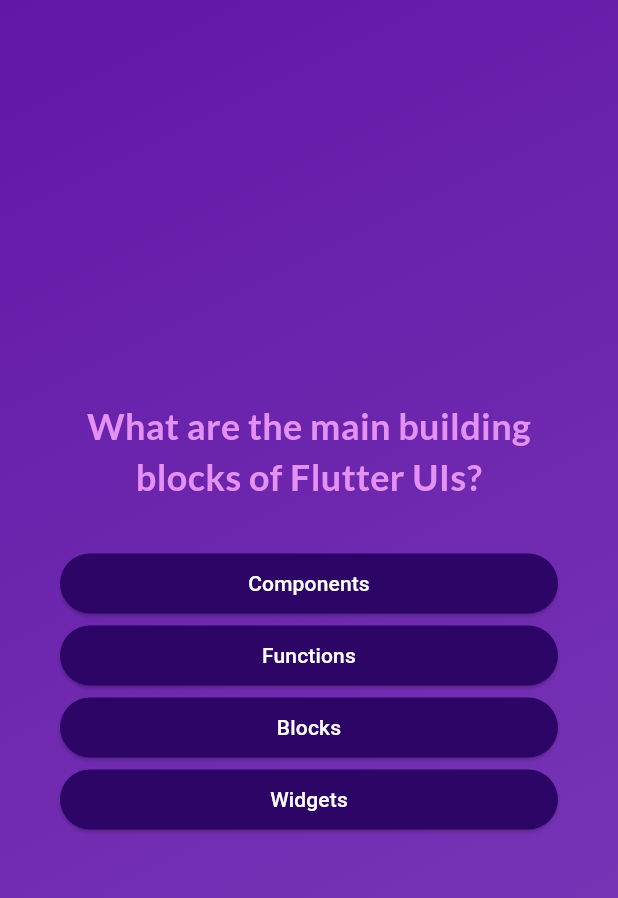
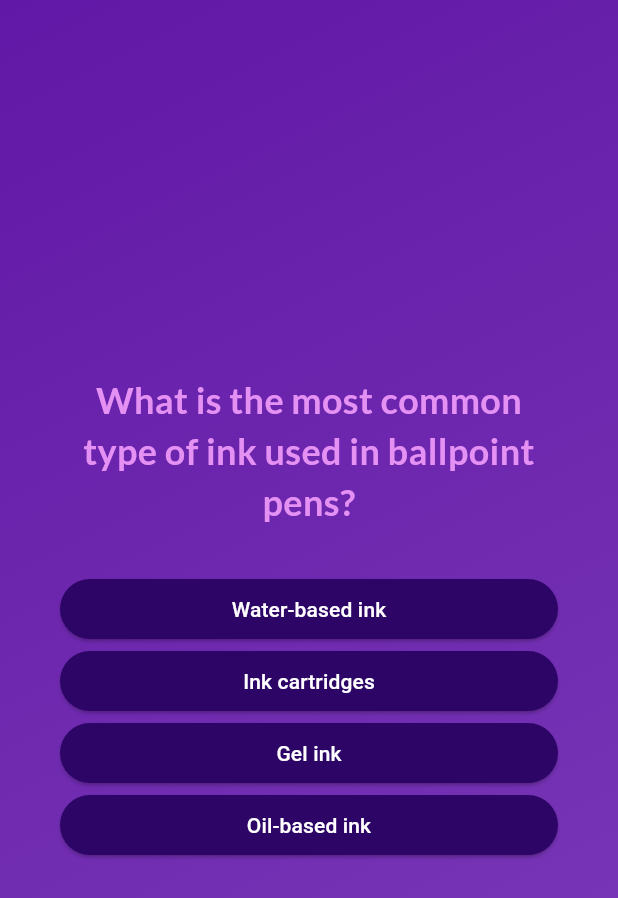
Before and after one commit to cia161/quiz_app, a Flutter app: the screen it shows after launch, after a tap on "Start Quiz", on a phone screen of 412 x 824 dp. Shown: the top 898 px of the screen. Run offline on Flutter 3.47's test engine with Material 3 defaults, Android fonts, the phone set to English and light mode, and no system bars; our stand-ins replace google_fonts.

```diff
--- a/lib/data/questions.dart
+++ b/lib/data/questions.dart
@@ -1,55 +1,59 @@
+
 import 'package:quiz_app/models/quiz_question.dart';
 
 const questions = [
   QuizQuestion(
-    'What are the main building blocks of Flutter UIs?',
+    'What is the most common type of ink used in ballpoint pens?',
     [
-      'Widgets',
-      'Components',
-      'Blocks',
-      'Functions',
-    ],
-  ),
-  QuizQuestion('How are Flutter UIs built?', [
-    'By combining widgets in code',
-    'By combining widgets in a visual editor',
-    'By defining widgets in config files',
-    'By using XCode for iOS and Android Studio for Android',
-  ]),
-  QuizQuestion(
-    'What\'s the purpose of a StatefulWidget?',
-    [
-      'Update UI as data changes',
-      'Update data as UI changes',
-      'Ignore data changes',
-      'Render UI that does not depend on data',
+      'Oil-based ink',
+      'Water-based ink',
+      'Gel ink',
+      'Ink cartridges',
     ],
   ),
   QuizQuestion(
-    'Which widget should you try to use more often: StatelessWidget or StatefulWidget?',
+    'Which part of a pen is responsible for controlling the ink flow?',
     [
-      'StatelessWidget',
-      'StatefulWidget',
-      'Both are equally good',
-      'None of the above',
+      'Nib',
+      'Cap',
+      'Barrel',
+      'Clip',
     ],
   ),
   QuizQuestion(
-    'What happens if you change data in a StatelessWidget?',
+    'What is the purpose of the ball in a ballpoint pen?',
     [
-      'The UI is not updated',
-      'The UI is updated',
-      'The closest StatefulWidget is updated',
-      'Any nested StatefulWidgets are updated',
+      'Regulate ink flow and distribute it onto paper',
+      'Hold the ink inside the pen',
+      'Provide a comfortable grip',
+      'Prevent the pen from rolling off surfaces',
     ],
   ),
   QuizQuestion(
-    'How should you update data inside of StatefulWidgets?',
+    'Which type of pen uses a tiny ball bearing to dispense ink?',
     [
-      'By calling setState()',
-      'By calling updateData()',
-      'By calling updateUI()',
-      'By calling updateState()',
+      'Rollerball pen',
+      'Fountain pen',
+      'Marker pen',
+      'Gel pen',
+    ],
+  ),
+  QuizQuestion(
+    'What is the primary advantage of using a rollerball pen over a ballpoint pen?',
+    [
+      'Smoother writing experience',
+      'Water-resistant ink',
+      'Longer lifespan of ink',
+      'Less prone to smudging',
+    ],
+  ),
+  QuizQuestion(
+    'Which material is commonly used for the tip of a fountain pen?',
+    [
+      'Gold',
+      'Steel',
+      'Plastic',
+      'Aluminum',
     ],
   ),
 ];
--- a/lib/questions_screen.dart
+++ b/lib/questions_screen.dart
@@ -7,7 +7,10 @@ import 'package:quiz_app/data/questions.dart';
 import 'package:google_fonts/google_fonts.dart';
 
 class QuestionsScreen extends StatefulWidget {
-  const QuestionsScreen({super.key});
+  const QuestionsScreen({super.key, required this.onSelectAnswer,});
+
+  final void Function(String answer) onSelectAnswer;
+
   @override
   State<QuestionsScreen> createState() {
     return _QuestionsScreenState();
@@ -17,8 +20,9 @@ class QuestionsScreen extends StatefulWidget {
 class _QuestionsScreenState extends State<QuestionsScreen> {
   var currentQuestionIndex = 0;
 
-  void answerQuestion() {
+  void answerQuestion(String selectedAnswer) {
 
+    widget.onSelectAnswer(selectedAnswer);
     // updates build method
     setState(() {
      currentQuestionIndex  += 1;
@@ -51,7 +55,9 @@ class _QuestionsScreenState extends State<QuestionsScreen> {
             const SizedBox(height: 30),
             // ... spreading values - spreads the list as individual comma separated valeus
             ...currentQuestion.getShuffledAnswers().map((answer) {
-              return AnswerButton(answerText: answer, onTap:answerQuestion);
+              return AnswerButton(answerText: answer, onTap:() {
+                answerQuestion(answer);
+              });
             })
           ],
         ),
--- a/lib/quiz.dart
+++ b/lib/quiz.dart
@@ -1,9 +1,13 @@
 import 'package:flutter/material.dart';
+import 'package:quiz_app/data/questions.dart';
 import 'package:quiz_app/start_screen.dart';
 import 'package:quiz_app/questions_screen.dart';
+import 'package:quiz_app/results_screen.dart';
+
 
 class Quiz extends StatefulWidget {
   const Quiz({super.key});
+
   @override
   State<Quiz> createState() {
     return _QuizState();
@@ -11,6 +15,7 @@ class Quiz extends StatefulWidget {
 }
 
 class _QuizState extends State<Quiz> {
+  List<String> selectedAnswers = [];
   var activeScreen = 'start-screen';
 
   //method that switches the screen
@@ -20,13 +25,33 @@ class _QuizState extends State<Quiz> {
     });
   }
 
+  // executed when an answer is picked
+  void chooseAnswer(String answer) {
+    selectedAnswers.add(answer);
+
+    if (selectedAnswers.length == questions.length) {
+      setState(() {
+        selectedAnswers = [];
+        activeScreen = 'results-screen';
+      });
+    }
+  }
+
   @override
   Widget build(context) {
 
     // ternary expression
-    final screenWidget = activeScreen == 'start-screen'// condition
+    Widget screenWidget = activeScreen == 'start-screen'// condition
               ? StartScreen(switchScreen) // value used if condition is met
-              : const QuestionsScreen(); // value used if condition is not met ;
+              : QuestionsScreen(onSelectAnswer: chooseAnswer,); // value used if condition is not met ;
+
+    if (activeScreen == 'questions-screen') {
+      screenWidget =  QuestionsScreen(onSelectAnswer: chooseAnswer,);
+    }
+
+    if (activeScreen == 'results-screen') {
+      screenWidget = const ResultsScreen();
+    }
 
     return MaterialApp(
       home: Scaffold(
--- /dev/null
+++ b/lib/results_screen.dart
@@ -0,0 +1,25 @@
+import 'package:flutter/material.dart';
+
+class ResultsScreen extends StatelessWidget {
+
+  const ResultsScreen({super.key});
+
+  @override
+  Widget build(BuildContext context) {
+    return SizedBox(
+      width: double.infinity, // tells Dart to use as much width as possible
+      child: Container(
+          margin: const EdgeInsets.all(40),
+          child: Column(
+            mainAxisAlignment: MainAxisAlignment.center,
+            children: [
+              const Text('You answered X out of Y questions correctly!'),
+              const SizedBox(height: 30,),
+              const Text('List of answers and questions'),
+              const SizedBox(height: 30,),
+              TextButton(onPressed: () {} ,child: const Text('Restart Quiz!'),)
+            ],
+          ),),
+    );
+  }
+}
--- a/lib/start_screen.dart
+++ b/lib/start_screen.dart
@@ -27,7 +27,7 @@ class StartScreen extends StatelessWidget {
           const SizedBox(
             height: 80,
           ),
-           Text('Practice quiz on Flutter!',
+           Text('Test Your Pen Knowledge!',
               style: GoogleFonts.lato(
                 color: const Color.fromARGB(255, 229, 145, 244),
                 fontSize: 24,
```
